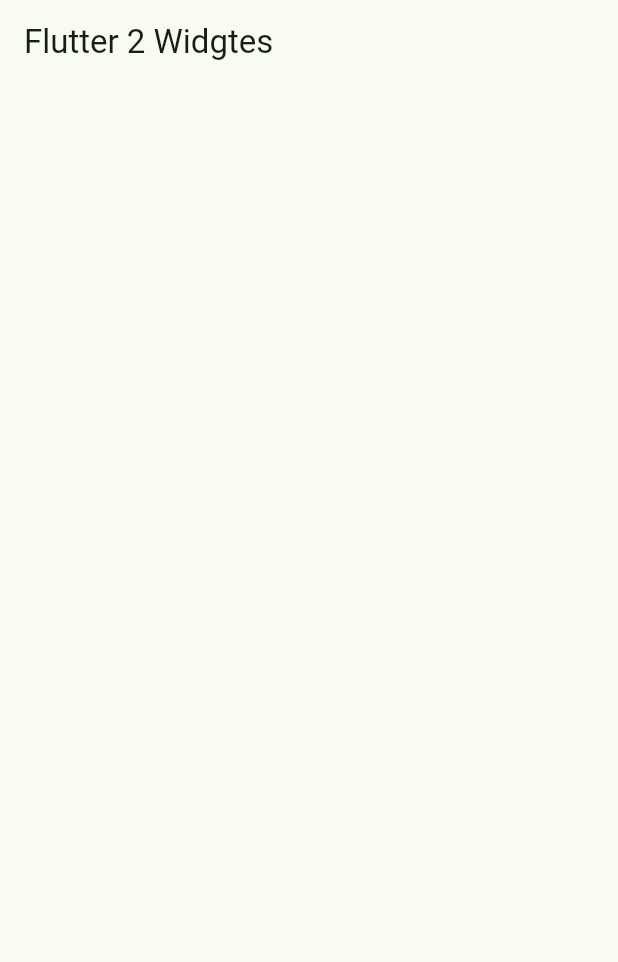
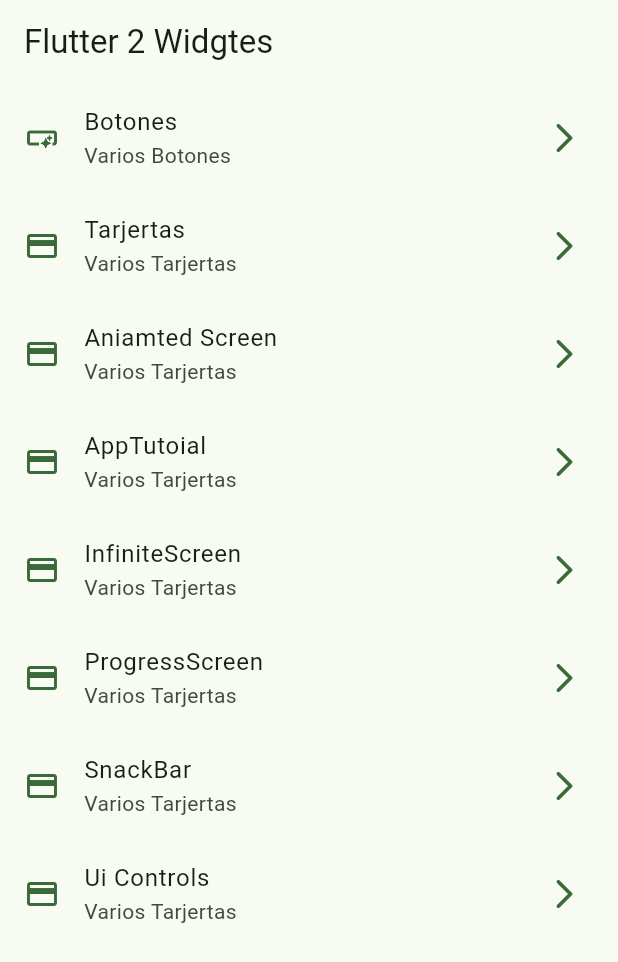
Before and after one commit to carlosdiazz/flutter_2_widgets, a Flutter app: the screen it shows after launch, on a phone screen of 412 x 824 dp. Shown: the top 962 px of the screen. Run offline on Flutter 3.47's test engine with Material 2 defaults, Android fonts, the light colour scheme and no system bars; our stand-ins replace go_router.

Commit message:
Session 9 lista

```diff
--- a/lib/config/menu/menu_item.dart
+++ b/lib/config/menu/menu_item.dart
@@ -1,16 +1,19 @@
 import 'package:flutter/material.dart';
+import 'package:flutter_2_widgets/presentation/screens/screen.dart';
 
 class MenuItem {
   final String title;
   final String subTitle;
   final String link;
   final IconData icon;
+  final String name;
 
   const MenuItem(
       {required this.title,
       required this.subTitle,
       required this.link,
-      required this.icon});
+      required this.icon,
+      required this.name});
 }
 
 const appMenuItems = <MenuItem>[
@@ -18,10 +21,48 @@
       title: "Botones",
       subTitle: "Varios Botones",
       link: "/buttons",
-      icon: Icons.smart_button),
+      icon: Icons.smart_button,
+      name: ButtonsScreen.name),
   MenuItem(
       title: "Tarjertas",
       subTitle: "Varios Tarjertas",
-      link: "/card",
-      icon: Icons.credit_card),
+      link: "/cards",
+      icon: Icons.credit_card,
+      name: CardsScreen.name),
+  MenuItem(
+      title: "Aniamted Screen",
+      subTitle: "Varios Tarjertas",
+      link: "/animated",
+      icon: Icons.credit_card,
+      name: AnimatedScreen.name),
+  MenuItem(
+      title: "AppTutoial",
+      subTitle: "Varios Tarjertas",
+      link: "/apptutotial",
+      icon: Icons.credit_card,
+      name: AppTutotialScreen.name),
+  MenuItem(
+      title: "InfiniteScreen",
+      subTitle: "Varios Tarjertas",
+      link: "/infinite",
+      icon: Icons.credit_card,
+      name: InfiniteScrollScreen.name),
+  MenuItem(
+      title: "ProgressScreen",
+      subTitle: "Varios Tarjertas",
+      link: "/progress",
+      icon: Icons.credit_card,
+      name: ProgreesScreen.name),
+  MenuItem(
+      title: "SnackBar",
+      subTitle: "Varios Tarjertas",
+      link: "/snack",
+      icon: Icons.credit_card,
+      name: SnackBarScreen.name),
+  MenuItem(
+      title: "Ui Controls",
+      subTitle: "Varios Tarjertas",
+      link: "/ui",
+      icon: Icons.credit_card,
+      name: UiControlsScreen.name),
 ];
--- /dev/null
+++ b/lib/config/routes/app_touter.dart
@@ -0,0 +1,72 @@
+import 'package:flutter/material.dart';
+import 'package:flutter_2_widgets/presentation/screens/screen.dart';
+import 'package:go_router/go_router.dart';
+
+final GoRouter appRouter = GoRouter(
+  initialLocation: "/",
+  routes: <RouteBase>[
+    GoRoute(
+      path: '/',
+      name: HomeScreen.name,
+      builder: (BuildContext context, GoRouterState state) {
+        return const HomeScreen();
+      },
+    ),
+    GoRoute(
+      path: '/buttons',
+      name: ButtonsScreen.name,
+      builder: (BuildContext context, GoRouterState state) {
+        return const ButtonsScreen();
+      },
+    ),
+    GoRoute(
+      path: '/cards',
+      name: CardsScreen.name,
+      builder: (BuildContext context, GoRouterState state) {
+        return const CardsScreen();
+      },
+    ),
+    GoRoute(
+      path: '/animated',
+      name: AnimatedScreen.name,
+      builder: (BuildContext context, GoRouterState state) {
+        return const AnimatedScreen();
+      },
+    ),
+    GoRoute(
+      path: '/apptutotial',
+      name: AppTutotialScreen.name,
+      builder: (BuildContext context, GoRouterState state) {
+        return const AppTutotialScreen();
+      },
+    ),
+    GoRoute(
+      path: '/infinite',
+      name: InfiniteScrollScreen.name,
+      builder: (BuildContext context, GoRouterState state) {
+        return const InfiniteScrollScreen();
+      },
+    ),
+    GoRoute(
+      path: '/progress',
+      name: ProgreesScreen.name,
+      builder: (BuildContext context, GoRouterState state) {
+        return const ProgreesScreen();
+      },
+    ),
+    GoRoute(
+      path: '/snack',
+      name: SnackBarScreen.name,
+      builder: (BuildContext context, GoRouterState state) {
+        return const SnackBarScreen();
+      },
+    ),
+    GoRoute(
+      path: '/ui',
+      name: UiControlsScreen.name,
+      builder: (BuildContext context, GoRouterState state) {
+        return const UiControlsScreen();
+      },
+    ),
+  ],
+);
--- a/lib/main.dart
+++ b/lib/main.dart
@@ -1,6 +1,6 @@
 import 'package:flutter/material.dart';
+import 'package:flutter_2_widgets/config/routes/app_touter.dart';
 import 'package:flutter_2_widgets/config/theme/app_theme.dart';
-import 'package:flutter_2_widgets/presentation/screens/home_screen.dart';
 
 void main() {
   runApp(const MainApp());
@@ -11,9 +11,9 @@
 
   @override
   Widget build(BuildContext context) {
-    return MaterialApp(
+    return MaterialApp.router(
+        routerConfig: appRouter,
         debugShowCheckedModeBanner: false,
-        theme: AppTheme(selectedColor: 2).getTheme(),
-        home: const HomeScreen());
+        theme: AppTheme(selectedColor: 2).getTheme());
   }
 }
--- a/lib/presentation/screens/home_screen.dart
+++ b/lib/presentation/screens/home_screen.dart
@@ -1,7 +1,11 @@
 import 'package:flutter/material.dart';
+import 'package:flutter_2_widgets/config/menu/menu_item.dart';
+import 'package:flutter_2_widgets/presentation/screens/screen.dart';
+import 'package:go_router/go_router.dart';
 
 class HomeScreen extends StatelessWidget {
   const HomeScreen({super.key});
+  static const String name = "homeScreen";
 
   @override
   Widget build(BuildContext context) {
@@ -9,6 +13,47 @@
       appBar: AppBar(
         title: const Text("Flutter 2 Widgtes"),
       ),
+      body: const _HomeView(),
     );
   }
 }
+
+class _HomeView extends StatelessWidget {
+  const _HomeView();
+
+  @override
+  Widget build(BuildContext context) {
+    return ListView.builder(
+      itemCount: appMenuItems.length,
+      itemBuilder: (context, index) =>
+          _CustomListTitle(menuItem: appMenuItems[index]),
+    );
+  }
+}
+
+class _CustomListTitle extends StatelessWidget {
+  final MenuItem menuItem;
+  const _CustomListTitle({super.key, required this.menuItem});
+
+  @override
+  Widget build(BuildContext context) {
+    final colors = Theme.of(context).colorScheme;
+
+    return ListTile(
+      title: Text(menuItem.title),
+      leading: Icon(
+        menuItem.icon,
+        color: colors.primary,
+      ),
+      subtitle: Text(menuItem.subTitle),
+      trailing: Icon(
+        Icons.arrow_forward_ios_rounded,
+        color: colors.primary,
+      ),
+      onTap: () {
+        //context.push(menuItem.link);
+        context.pushNamed(menuItem.name);
+      },
+    );
+  }
+}
--- /dev/null
+++ b/lib/presentation/screens/screen.dart
@@ -0,0 +1,9 @@
+export 'package:flutter_2_widgets/presentation/screens/animated_screen.dart';
+export 'package:flutter_2_widgets/presentation/screens/app_tutorial_screen.dart';
+export 'package:flutter_2_widgets/presentation/screens/infinite_scroll_screen.dart';
+export 'package:flutter_2_widgets/presentation/screens/progress_screen.dart';
+export 'package:flutter_2_widgets/presentation/screens/snackbar_screen.dart';
+export 'package:flutter_2_widgets/presentation/screens/ui_controls_screen.dart';
+export 'package:flutter_2_widgets/presentation/screens/buttons_screen.dart';
+export 'package:flutter_2_widgets/presentation/screens/cards_screen.dart';
+export 'package:flutter_2_widgets/presentation/screens/home_screen.dart';
--- a/pubspec.yaml
+++ b/pubspec.yaml
@@ -9,6 +9,7 @@
 dependencies:
   flutter:
     sdk: flutter
+  go_router: ^9.0.0
 
 dev_dependencies:
   flutter_test:
```
Also changed, not shown: lib/presentation/screens/animated_screen.dart (added, +11 -0 lines), lib/presentation/screens/app_tutorial_screen.dart (added, +11 -0 lines), lib/presentation/screens/buttons_screen.dart (added, +96 -0 lines), lib/presentation/screens/cards_screen.dart (added, +183 -0 lines), lib/presentation/screens/infinite_scroll_screen.dart (added, +11 -0 lines), lib/presentation/screens/progress_screen.dart (added, +11 -0 lines), lib/presentation/screens/snackbar_screen.dart (added, +11 -0 lines), lib/presentation/screens/ui_controls_screen.dart (added, +11 -0 lines), pubspec.lock.
